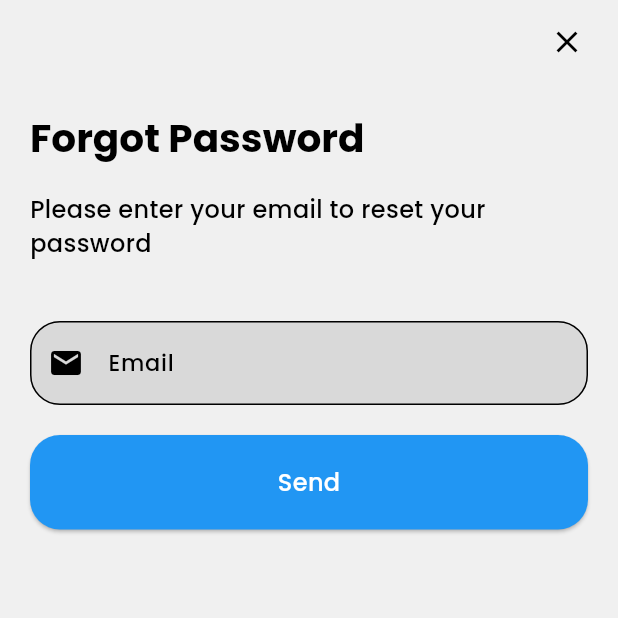
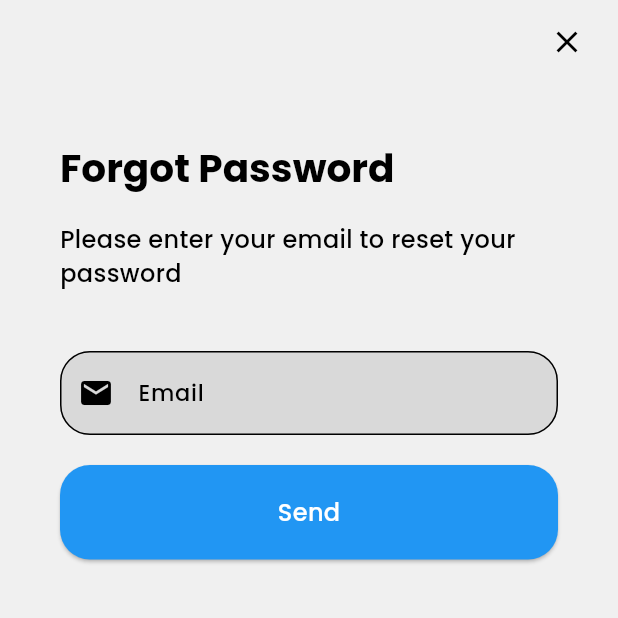
Before and after one commit to irdacin/tixket, a Flutter app: the ForgotPasswordPage screen opened directly, on a phone screen of 412 x 824 dp, the top half of it. Run offline on Flutter 3.47's test engine with Material 3 defaults, Android fonts, the phone set to English and light mode, and no system bars; our stand-ins replace flutter_local_notifications, flutter_otp_text_field, font_awesome_flutter, image_picker, qr_flutter, rxdart; missing offline and left inert: pair; accounts and stored records are empty.

Commit message:
Fixed a bug for forget password and set padding to 40 on forget password and verification pages

```diff
--- a/lib/components/loading_button.dart
+++ b/lib/components/loading_button.dart
@@ -51,8 +51,8 @@ class _LoadingButtonState extends State<LoadingButton> {
           widget.label,
         )
         : Container(
-          width: 23,
-          height: 23,
+          width: 22.5,
+          height: 22.5,
           padding: const EdgeInsets.all(2),
           child: const CircularProgressIndicator(
             color: Colors.white,
--- a/lib/pages/auth/forgot_password_page.dart
+++ b/lib/pages/auth/forgot_password_page.dart
@@ -37,7 +37,7 @@ class _ForgotPasswordPageState extends State<ForgotPasswordPage> {
         child: Form(
           key: formKey,
           child: Container(
-            padding: const EdgeInsets.all(20),
+            padding: const EdgeInsets.all(40),
             child: Column(
               crossAxisAlignment: CrossAxisAlignment.start,
               children: [
--- a/lib/pages/auth/verification_page.dart
+++ b/lib/pages/auth/verification_page.dart
@@ -85,7 +85,7 @@ class _VerificationPageState extends State<VerificationPage>  {
       ),
       body: SingleChildScrollView(
         child: Container(
-          padding: const EdgeInsets.all(20),
+          padding: const EdgeInsets.all(40),
           child: Column(
             crossAxisAlignment: CrossAxisAlignment.start,
             children: [
--- a/lib/pages/home/booking_history_page.dart
+++ b/lib/pages/home/booking_history_page.dart
@@ -114,7 +114,6 @@ class BookingHistoryPage extends StatelessWidget {
                             style: ElevatedButton.styleFrom(
                               foregroundColor: Colors.white,
                               backgroundColor: Colors.blue,
-                              // minimumSize: const Size(double.infinity, 50),
                               textStyle: Theme.of(context).textTheme.bodyMedium,
                               shape: RoundedRectangleBorder(
                                 borderRadius: BorderRadius.circular(20)
```
Also changed, not shown: lib/pages/auth/create_new_password_page.dart (+4 -3 lines).
